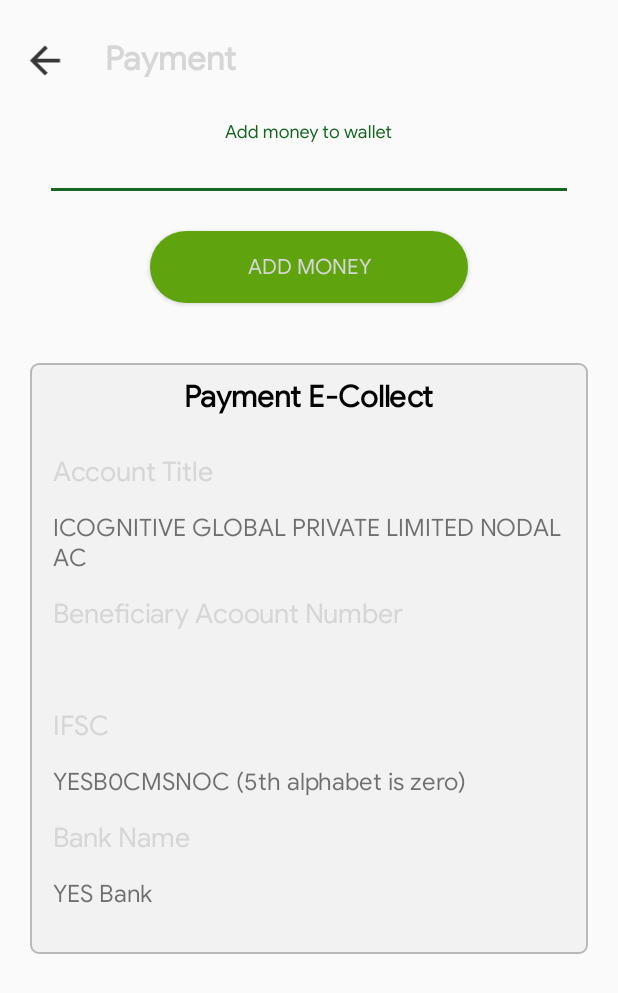
After one commit to priyankaagri/Agri10xWeb, an Android app: the PaymentGateway screen opened directly, with no data from a screen before it, on a phone screen of 412 x 824 dp. The commit adds this screen. Shown: the top 993 px of the screen. Run offline under Robolectric (Android 15) with nearby library versions, the phone set to English and light mode, and no system bars; libraries missing offline, so code that uses them is left out: com.razorpay; Roboto replaces fonts that are not available here.

Commit message:
Initial commit

```diff
--- a/app/build.gradle
+++ b/app/build.gradle
@@ -8,8 +8,8 @@ android {
         minSdkVersion 23
         targetSdkVersion 29
         multiDexEnabled true
-        versionCode 31
-        versionName "1.1.6"
+        versionCode 33
+        versionName "1.1.8"
         testInstrumentationRunner "androidx.test.runner.AndroidJUnitRunner"
     }
     buildTypes {
@@ -105,4 +105,5 @@ dependencies {
     implementation 'org.jsoup:jsoup:1.13.1'
     implementation 'com.mikhaellopez:circularimageview:2.0.1'
     compileOnly 'com.google.android.wearable:wearable:2.6.0'
+    implementation 'com.razorpay:checkout:1.5.12'
 }
--- a/app/src/main/java/com/mobile/agri10x/Farmer.java
+++ b/app/src/main/java/com/mobile/agri10x/Farmer.java
@@ -234,6 +234,7 @@ public class Farmer extends AppCompatActivity
                 Intent i = new Intent(Farmer.this, SettingActivityNew.class);
                 i.putExtra("Userid", user_data_intent.get_id());
                 i.putExtra("role", user_data_intent.getRole());
+
 
                 startActivity(i);
             }
--- a/app/src/main/java/com/mobile/agri10x/retrofit/AgriInvestor.java
+++ b/app/src/main/java/com/mobile/agri10x/retrofit/AgriInvestor.java
@@ -1,6 +1,7 @@
 package com.mobile.agri10x.retrofit;
 
 import com.mobile.agri10x.models.CheckPhoneExits;
+import com.mobile.agri10x.models.GetAddMoney;
 import com.mobile.agri10x.models.GetLogin;
 import com.mobile.agri10x.models.GetOTP;
 import com.mobile.agri10x.models.GetProfile;
@@ -61,4 +62,7 @@ public interface AgriInvestor {
 
     @POST("SetUser")
     Call<GetUserInfo> wssetuserinfo(@Header("x-auth-token") String token, @Body SetUserO setUserO);
+
+    @POST("AddMoney")
+    Call<GetAddMoney> wsGetAddMoney(@Header("x-auth-token") String token,@Body RequestBody params);
 }
--- /dev/null
+++ b/app/src/main/res/layout/activity_payment_gateway.xml
@@ -0,0 +1,215 @@
+<?xml version="1.0" encoding="utf-8"?>
+<LinearLayout
+    xmlns:android="http://schemas.android.com/apk/res/android"
+    xmlns:app="http://schemas.android.com/apk/res-auto"
+    xmlns:tools="http://schemas.android.com/tools"
+    android:orientation="vertical"
+    android:layout_width="match_parent"
+    android:layout_height="match_parent"
+    tools:context=".UpdateProfileUser">
+
+    <RelativeLayout
+        android:orientation="vertical"
+        android:layout_width="match_parent"
+        android:layout_height="match_parent">
+        <RelativeLayout
+            android:id="@+id/tool"
+            android:layout_marginLeft="10dp"
+            android:layout_marginTop="25dp"
+            android:layout_width="match_parent"
+            android:layout_height="wrap_content">
+            <ImageView
+
+                android:src="@drawable/arrow_back"
+
+                android:id="@+id/img_arrow"
+                android:layout_width="40dp"
+                android:layout_height="30dp"/>
+            <TextView
+                android:layout_marginLeft="20dp"
+                android:layout_alignBaseline="@id/img_arrow"
+                android:layout_toRightOf="@+id/img_arrow"
+                android:text="Payment"
+                android:textStyle="bold"
+                android:textSize="22sp"
+                android:textColor="@color/black"
+                android:layout_width="match_parent"
+                android:layout_height="wrap_content"/>
+
+        </RelativeLayout>
+        <ScrollView
+            android:layout_below="@id/tool"
+            android:layout_width="match_parent"
+            android:layout_height="wrap_content">
+            <LinearLayout
+                android:layout_width="match_parent"
+                android:layout_height="wrap_content"
+                android:orientation="vertical">
+                <com.google.android.material.textfield.TextInputLayout
+                    android:layout_marginTop="25dp"
+                    android:layout_width="match_parent"
+                    android:layout_height="wrap_content"
+                    android:layout_marginLeft="30dp"
+                    android:layout_marginRight="30dp"
+                    >
+
+                    <com.google.android.material.textfield.TextInputEditText
+                        android:gravity="center"
+                        android:id="@+id/add_money_towallet"
+                        android:textAlignment="center"
+                        android:inputType="number"
+                        android:layout_width="match_parent"
+                        android:layout_height="wrap_content"
+                        android:hint="Add money to wallet"
+
+                        />
+                </com.google.android.material.textfield.TextInputLayout>
+                <Button
+                    android:layout_below="@id/tool"
+                    android:layout_marginTop="20dp"
+                    android:layout_marginLeft="100dp"
+                    android:layout_marginRight="100dp"
+                    android:layout_gravity="center"
+                    android:gravity="center"
+                    android:id="@+id/addmoney"
+                    android:layout_marginBottom="10dp"
+                    android:text="Add Money"
+                    android:textColor="@color/white"
+                    android:background="@drawable/btn_round"
+
+                    android:layout_width="match_parent"
+                    android:layout_height="wrap_content"
+                    android:paddingLeft="10dp"
+                    android:paddingRight="10dp"
+
+                    />
+                <LinearLayout
+                    android:layout_marginTop="30dp"
+                    android:layout_marginLeft="20dp"
+                    android:layout_marginRight="20dp"
+                    android:paddingBottom="30dp"
+                    android:orientation="vertical"
+                    android:background="@drawable/profile_backgroubd"
+
+
+                    android:layout_width="match_parent"
+                    android:layout_height="wrap_content">
+                    <TextView
+                        android:textSize="20dp"
+                        android:textStyle="bold"
+                        android:textColor="#000000"
+                        android:layout_width="wrap_content"
+                        android:layout_height="wrap_content"
+                        android:padding="10dp"
+                        android:layout_gravity="center"
+                        android:text="Payment E-Collect"/>
+                    <TextView
+                        android:layout_marginTop="15dp"
+                        android:text="Account Title"
+                        android:textSize="18sp"
+                        android:textColor="@color/black"
+                        android:layout_marginLeft="15dp"
+                        android:layout_width="wrap_content"
+                        android:layout_height="wrap_content">
+
+                    </TextView>
+
+
+                        <TextView
+                            android:textSize="16sp"
+                            android:layout_marginLeft="15dp"
+                            android:layout_marginTop="15dp"
+
+                            android:clickable="false"
+                            android:focusable="false"
+                            android:layout_width="match_parent"
+                            android:layout_height="wrap_content"
+                            android:text="ICOGNITIVE GLOBAL PRIVATE LIMITED NODAL AC"
+                          />
+
+                    <TextView
+
+                        android:layout_marginTop="15dp"
+                        android:text="Beneficiary Acoount Number"
+                        android:textSize="18sp"
+                        android:textColor="@color/black"
+                        android:layout_marginLeft="15dp"
+                        android:layout_width="wrap_content"
+                        android:layout_height="wrap_content">
+
+                    </TextView>
+                    <TextView
+                        android:id="@+id/benificary"
+                        android:textSize="16sp"
+                        android:layout_marginLeft="15dp"
+                        android:layout_marginTop="15dp"
+
+                        android:clickable="false"
+                        android:focusable="false"
+                        android:layout_width="match_parent"
+                        android:layout_height="wrap_content"
+
+                        />
+
+                    <TextView
+
+                        android:layout_marginTop="15dp"
+                        android:text="IFSC"
+                        android:textSize="18sp"
+                        android:textColor="@color/black"
+                        android:layout_marginLeft="15dp"
+                        android:layout_width="wrap_content"
+                        android:layout_height="wrap_content">
+
+                    </TextView>
+                    <TextView
+
+                        android:textSize="16sp"
+                        android:layout_marginLeft="15dp"
+                        android:layout_marginTop="15dp"
+                        android:text="YESB0CMSNOC (5th alphabet is zero)"
+                        android:clickable="false"
+                        android:focusable="false"
+                        android:layout_width="match_parent"
+                        android:layout_height="wrap_content"
+
+                        />
+
+                    <TextView
+
+                        android:layout_marginTop="15dp"
+                        android:text="Bank Name"
+                        android:textSize="18sp"
+                        android:textColor="@color/black"
+                        android:layout_marginLeft="15dp"
+                        android:layout_width="wrap_content"
+                        android:layout_height="wrap_content">
+
+                    </TextView>
+                    <TextView
+
+                        android:textSize="16sp"
+                        android:layout_marginLeft="15dp"
+                        android:layout_marginTop="15dp"
+                        android:text="YES Bank"
+                        android:clickable="false"
+                        android:focusable="false"
+                        android:layout_width="match_parent"
+                        android:layout_height="wrap_content"
+
+                        />
+
+                </LinearLayout>
+
+            </LinearLayout>
+        </ScrollView>
+
+
+
+
+
+
+    </RelativeLayout>
+
+
+</LinearLayout>
```
Also changed, not shown: app/src/main/AndroidManifest.xml (+8 -1 lines), app/src/main/java/com/mobile/agri10x/PaymentGateway.java (added, +222 -0 lines), app/src/main/java/com/mobile/agri10x/SettingActivityNew.java (+11 -1 lines), app/src/main/java/com/mobile/agri10x/models/GetAddMoney.java (added, +64 -0 lines), app/src/main/res/layout/activity_setting_new.xml (+44 -1 lines).
